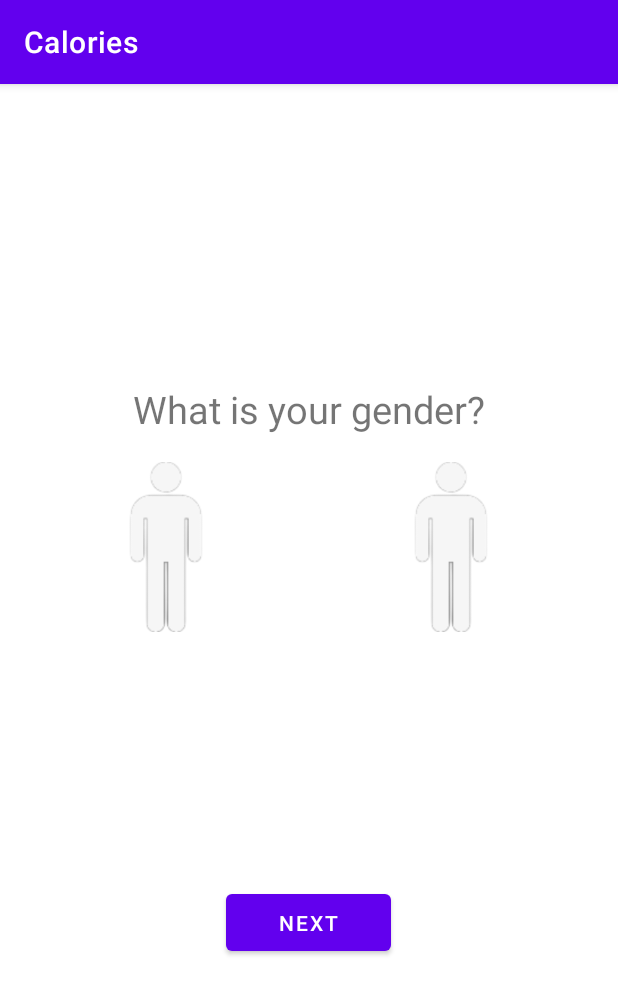
After one commit to AnhTuan2k1/Calories, an Android app: the A_info_1 screen opened directly, with no data from a screen before it, on a phone screen of 412 x 824 dp. The commit adds this screen. Shown: the top 994 px of the screen. Run offline under Robolectric (Android 15) with nearby library versions, the phone set to English and light mode, and no system bars.

Commit message:
+add activity_a_mucdich.xml +add activity_a_info_1.xml +add resources: button, animation, 1 số icon

```diff
--- a/CaloriesApp/app/src/main/AndroidManifest.xml
+++ b/CaloriesApp/app/src/main/AndroidManifest.xml
@@ -9,6 +9,8 @@
         android:roundIcon="@mipmap/ic_launcher_round"
         android:supportsRtl="true"
         android:theme="@style/Theme.CaloriesApp">
+        <activity android:name=".A_mucdich"></activity>
+        <activity android:name=".A_info_1" />
         <activity android:name=".activities.MainActivity">
             <intent-filter>
                 <action android:name="android.intent.action.MAIN" />
--- /dev/null
+++ b/CaloriesApp/app/src/main/java/com/example/caloriesapp/A_info_1.java
@@ -0,0 +1,20 @@
+package com.example.caloriesapp;
+
+import androidx.appcompat.app.AppCompatActivity;
+
+import android.os.Bundle;
+
+public class A_info_1 extends AppCompatActivity {
+
+    @Override
+    protected void onCreate(Bundle savedInstanceState) {
+        super.onCreate(savedInstanceState);
+        setContentView(R.layout.activity_a_info_1);
+    }
+
+    @Override
+    public void finish() {
+        super.finish();
+        overridePendingTransition(R.anim.slide_in_left,R.anim.slide_out_right);
+    }
+}
--- /dev/null
+++ b/CaloriesApp/app/src/main/res/anim/slide_in_left.xml
@@ -0,0 +1,7 @@
+<?xml version="1.0" encoding="utf-8"?>
+<set xmlns:android="http://schemas.android.com/apk/res/android">
+    <translate
+        android:duration="@android:integer/config_mediumAnimTime"
+        android:fromXDelta="-100%p"
+        android:toXDelta="0" />
+</set>
--- /dev/null
+++ b/CaloriesApp/app/src/main/res/anim/slide_in_right.xml
@@ -0,0 +1,7 @@
+<?xml version="1.0" encoding="utf-8"?>
+<set xmlns:android="http://schemas.android.com/apk/res/android">
+    <translate
+        android:duration="@android:integer/config_mediumAnimTime"
+        android:fromXDelta="100%p"
+        android:toXDelta="0" />
+</set>
--- /dev/null
+++ b/CaloriesApp/app/src/main/res/anim/slide_out_left.xml
@@ -0,0 +1,7 @@
+<?xml version="1.0" encoding="utf-8"?>
+<set xmlns:android="http://schemas.android.com/apk/res/android">
+    <translate
+        android:duration="@android:integer/config_mediumAnimTime"
+        android:fromXDelta="0"
+        android:toXDelta="-100%p" />
+</set>
--- /dev/null
+++ b/CaloriesApp/app/src/main/res/anim/slide_out_right.xml
@@ -0,0 +1,7 @@
+<?xml version="1.0" encoding="utf-8"?>
+<set xmlns:android="http://schemas.android.com/apk/res/android">
+    <translate
+        android:duration="@android:integer/config_mediumAnimTime"
+        android:fromXDelta="0"
+        android:toXDelta="100%p" />
+</set>
--- /dev/null
+++ b/CaloriesApp/app/src/main/res/layout/activity_a_info_1.xml
@@ -0,0 +1,105 @@
+<?xml version="1.0" encoding="utf-8"?>
+<RelativeLayout xmlns:android="http://schemas.android.com/apk/res/android"
+    xmlns:app="http://schemas.android.com/apk/res-auto"
+    xmlns:tools="http://schemas.android.com/tools"
+    android:layout_width="match_parent"
+    android:layout_height="match_parent"
+
+    tools:context=".A_info_1">
+
+    <RelativeLayout
+        android:layout_width="match_parent"
+        android:layout_height="wrap_content"
+        android:layout_centerVertical="true"
+        android:id="@+id/centerhorizontalline" />
+    <RelativeLayout
+        android:layout_width="wrap_content"
+        android:layout_height="match_parent"
+        android:layout_centerHorizontal="true"
+        android:id="@+id/centerverticalline"/>
+     <TextView
+         android:layout_width="wrap_content"
+         android:layout_height="wrap_content"
+         android:textSize="25dp"
+         android:text="What is your gender?"
+         android:layout_above="@id/male"
+         android:layout_centerHorizontal="true"
+         android:id="@+id/text1"
+
+
+         />
+
+    <RelativeLayout
+        android:layout_width="150dp"
+        android:layout_height="150dp"
+        android:layout_toStartOf="@id/centerverticalline"
+        android:layout_above="@id/centerhorizontalline"
+        android:layout_marginRight="20dp"
+        android:layout_marginLeft="20dp"
+        android:id="@+id/male">
+
+
+        <ImageView
+            android:layout_width="170px"
+            android:layout_height="170px"
+            android:layout_marginBottom="20dp"
+            android:layout_centerInParent="true"
+            android:background="@drawable/ic_male"
+            android:id="@+id/imagemale"
+            />
+
+        <TextView
+            android:id="@+id/textviewmale"
+            android:layout_width="match_parent"
+            android:layout_height="wrap_content"
+            android:layout_below="@+id/imagemale"
+            android:layout_alignParentBottom="true"
+            android:textAlignment="center"
+            android:text="Male"
+            android:textSize="18sp"></TextView>
+
+
+
+    </RelativeLayout>
+    <RelativeLayout
+        android:layout_width="150dp"
+        android:layout_height="150dp"
+        android:layout_toEndOf="@id/centerverticalline"
+        android:layout_above="@id/centerhorizontalline"
+        android:layout_marginLeft="20dp"
+        android:id="@+id/female">
+
+
+        <ImageView
+            android:layout_width="170px"
+            android:layout_height="170px"
+            android:layout_marginBottom="20dp"
+            android:layout_centerInParent="true"
+            android:background="@drawable/ic_male"
+            android:id="@+id/imagefemale"
+            />
+        <TextView
+            android:id="@+id/textviewfemale"
+            android:layout_width="match_parent"
+            android:layout_height="wrap_content"
+            android:layout_below="@+id/imagefemale"
+            android:layout_alignParentBottom="true"
+            android:textAlignment="center"
+            android:text="Male"
+            android:textSize="18sp"></TextView>
+
+    </RelativeLayout>
+
+    <Button
+        android:layout_width="110dp"
+        android:layout_height="50dp"
+        android:layout_below="@+id/text1"
+        android:layout_centerInParent="true"
+        android:layout_marginTop="300dp"
+        android:text="Next"
+
+        ></Button>
+
+
+
+</RelativeLayout>
--- a/CaloriesApp/app/src/main/res/values/themes.xml
+++ b/CaloriesApp/app/src/main/res/values/themes.xml
@@ -11,6 +11,14 @@
         <item name="colorOnSecondary">@color/black</item>
         <!-- Status bar color. -->
         <item name="android:statusBarColor" tools:targetApi="l">?attr/colorPrimaryVariant</item>
+        <item name="android:windowAnimationStyle">@style/CustomActivityAnimation</item>
         <!-- Customize your theme here. -->
     </style>
+    <style name="CustomActivityAnimation" parent="@android:style/Animation.Activity">
+        <item name="android:activityOpenEnterAnimation">@anim/slide_in_right</item>
+        <item name="android:activityOpenExitAnimation">@anim/slide_out_left</item>
+        <item name="android:activityCloseEnterAnimation">@anim/slide_in_right</item>
+        <item name="android:activityCloseExitAnimation">@anim/slide_out_left</item>
+    </style>
+
 </resources>
```
Also changed, not shown: CaloriesApp/app/src/main/java/com/example/caloriesapp/A_mucdich.java (added, +31 -0 lines), CaloriesApp/app/src/main/res/drawable/custom_button.xml (added, +8 -0 lines), CaloriesApp/app/src/main/res/drawable/custom_button_normal.xml (added, +8 -0 lines), CaloriesApp/app/src/main/res/drawable/custom_button_pressed.xml (added, +8 -0 lines), CaloriesApp/app/src/main/res/drawable/ic_baseline_arrow_forward_24.xml (added, +11 -0 lines), CaloriesApp/app/src/main/res/layout/activity_a_mucdich.xml (added, +84 -0 lines), CaloriesApp/app/src/main/res/drawable/ic_female.png (added), CaloriesApp/app/src/main/res/drawable/ic_male.png (added).
